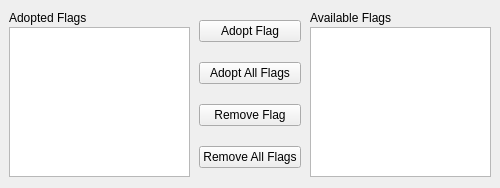
JamesAIzzard/codiet, file app/flag_selector.ui: the form before one commit.
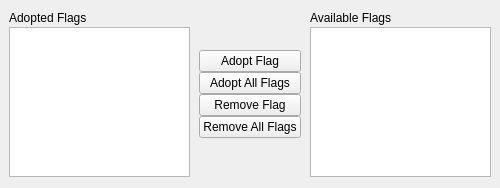
The form after the commit.

Commit message: Fixes ingredient editor layout behaviour.

What changed in the file:
```diff
--- a/app/flag_selector.ui
+++ b/app/flag_selector.ui
@@ -115,6 +115,19 @@
       <property name="bottomMargin">
        <number>0</number>
       </property>
+      <item>
+       <spacer name="verticalSpacer_2">
+        <property name="orientation">
+         <enum>Qt::Vertical</enum>
+        </property>
+        <property name="sizeHint" stdset="0">
+         <size>
+          <width>20</width>
+          <height>40</height>
+         </size>
+        </property>
+       </spacer>
+      </item>
       <item>
        <widget class="QPushButton" name="btn_adopt_flag">
         <property name="text">
@@ -143,6 +156,19 @@
         </property>
        </widget>
       </item>
+      <item>
+       <spacer name="verticalSpacer">
+        <property name="orientation">
+         <enum>Qt::Vertical</enum>
+        </property>
+        <property name="sizeHint" stdset="0">
+         <size>
+          <width>20</width>
+          <height>40</height>
+         </size>
+        </property>
+       </spacer>
+      </item>
      </layout>
     </widget>
    </item>
```
The commit also changes 7 other files.
